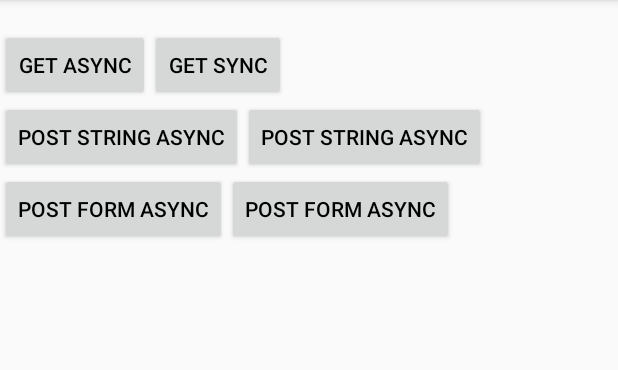
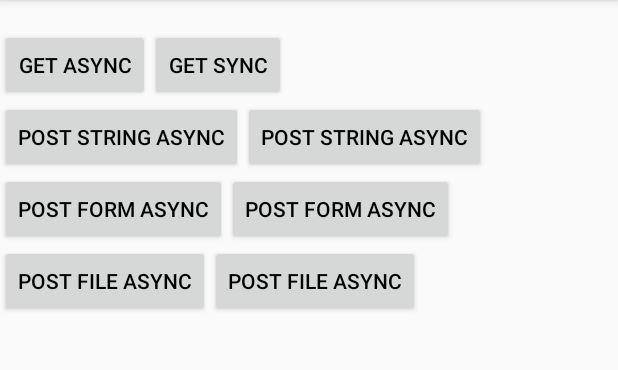
Before and after one commit to dongzhong/OkHttpUtil, an Android app: the screen it shows after launch (MainActivity), on a phone screen of 412 x 824 dp, the part 84-454 px from its top. Run offline under Robolectric (Android 15) with nearby library versions, the phone set to English and light mode, and no system bars.

Commit message:
修复PostFile相关错误

```diff
--- a/okhttputiltest/src/main/java/dongzhong/okhttputiltest/MainActivity.java
+++ b/okhttputiltest/src/main/java/dongzhong/okhttputiltest/MainActivity.java
@@ -5,11 +5,13 @@ import android.os.Bundle;
 import android.view.View;
 import android.widget.Button;
 import android.widget.TextView;
+import android.widget.Toast;
 
 import java.io.IOException;
 
 import dongzhong.okhttputil.OkHttpUtil;
 import dongzhong.okhttputil.callback.Callback;
+import dongzhong.okhttputiltest.util.FileUtil;
 import okhttp3.Call;
 import okhttp3.Response;
 
@@ -21,6 +23,8 @@ public class MainActivity extends AppCompatActivity implements View.OnClickListe
     private Button postStringSyncButton;
     private Button postFormAsyncButton;
     private Button postFormSyncButton;
+    private Button postFileAsyncButton;
+    private Button postFileSyncButton;
 
     @Override
     protected void onCreate(Bundle savedInstanceState) {
@@ -44,6 +48,10 @@ public class MainActivity extends AppCompatActivity implements View.OnClickListe
         postFormAsyncButton.setOnClickListener(this);
         postFormSyncButton = (Button) findViewById(R.id.post_form_sync_button);
         postFormSyncButton.setOnClickListener(this);
+        postFileAsyncButton = (Button) findViewById(R.id.post_file_async_button);
+        postFileAsyncButton.setOnClickListener(this);
+        postFileSyncButton = (Button) findViewById(R.id.post_file_sync_button);
+        postFileSyncButton.setOnClickListener(this);
     }
 
     @Override
@@ -165,6 +173,15 @@ public class MainActivity extends AppCompatActivity implements View.OnClickListe
                     }
                 }).start();
                 break;
+            case R.id.post_file_async_button:
+                OkHttpUtil.getInstance().postFile()
+                        .url("http://www.baidu.com")
+                        .file(FileUtil.uploadFile)
+                        .build()
+                        .execute(callback);
+                break;
+            case R.id.post_file_sync_button:
+                break;
             default:
                 break;
         }
@@ -198,5 +215,10 @@ public class MainActivity extends AppCompatActivity implements View.OnClickListe
                 }
             });
         }
+
+        @Override
+        public void onProgress(float progress, long total, int id) {
+            Toast.makeText(MainActivity.this, "Progress: " + progress, Toast.LENGTH_SHORT);
+        }
     };
 }
--- a/okhttputiltest/src/main/res/layout/activity_main.xml
+++ b/okhttputiltest/src/main/res/layout/activity_main.xml
@@ -82,6 +82,27 @@
 
             </LinearLayout>
 
+            <LinearLayout
+                android:layout_width="match_parent"
+                android:layout_height="wrap_content"
+                android:orientation="horizontal">
+
+                <Button
+                    android:id="@+id/post_file_async_button"
+                    android:layout_width="wrap_content"
+                    android:layout_height="wrap_content"
+                    android:textColor="#000"
+                    android:text="Post File Async" />
+
+                <Button
+                    android:id="@+id/post_file_sync_button"
+                    android:layout_width="wrap_content"
+                    android:layout_height="wrap_content"
+                    android:textColor="#000"
+                    android:text="Post File Async" />
+
+            </LinearLayout>
+
         </LinearLayout>
 
     </LinearLayout>
```
Also changed, not shown: OkHttpUtil/src/main/java/dongzhong/okhttputil/builder/PostFileRequestBuilder.java (+7 -2 lines), okhttputiltest/src/main/java/dongzhong/okhttputiltest/util/FileUtil.java (added, +64 -0 lines).
